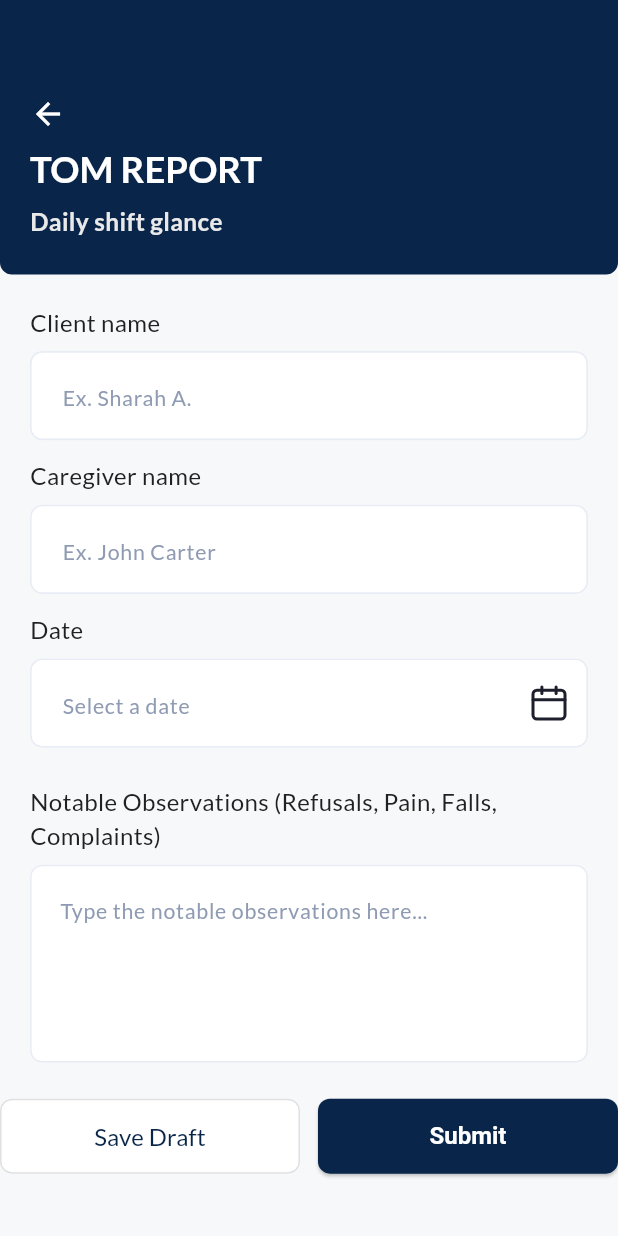
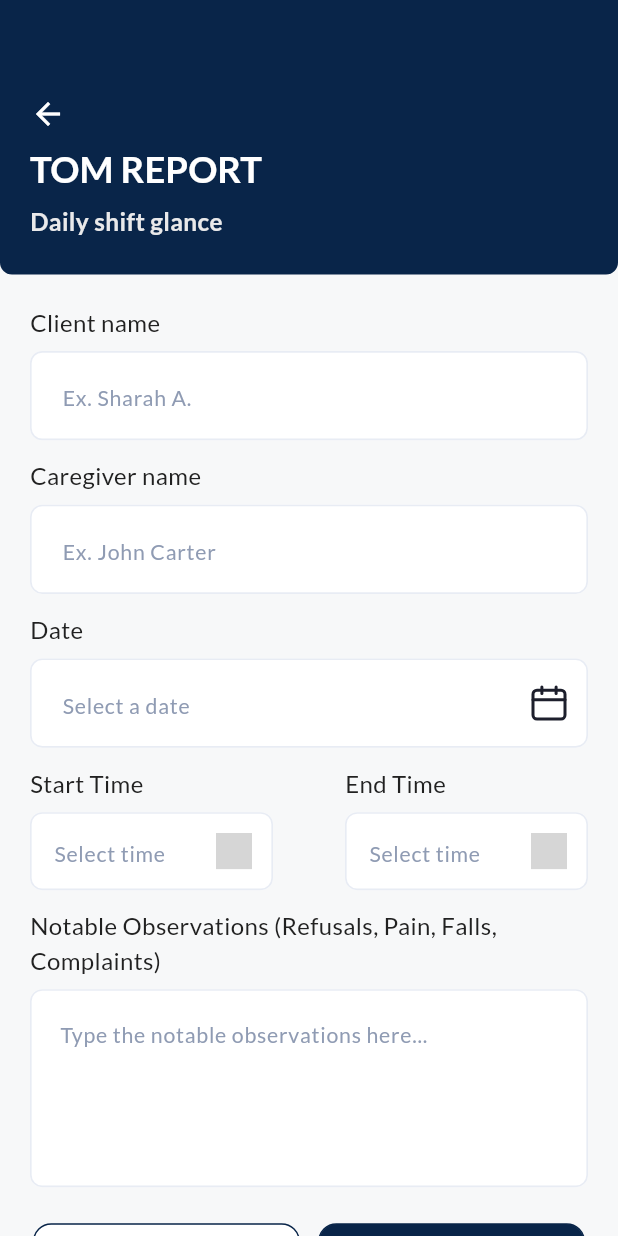
Before and after one commit to backbencherstudio/keshaboyce_FO521934C6805_app, a Flutter app: the Attendance screen opened by its route, on a phone screen of 412 x 824 dp. Run offline on Flutter 3.47's test engine with Material 3 defaults, Android fonts, the phone set to English and light mode, and no system bars; our stand-ins replace flutter_screenutil, flutter_svg, go_router, google_fonts; grey boxes are pictures that could not be loaded.

Commit message:
feat: 3 screens

```diff
--- a/lib/core/constant/icons.dart
+++ b/lib/core/constant/icons.dart
@@ -5,6 +5,7 @@ class AppIcons{
   static const String logoPng = '$iconPath/logo.png';
   static const String calender = '$iconPath/calender.svg';
   static const String dropDownSvg = '$iconPath/drop_down.svg';
+  static const String clockSvg = '$iconPath/clock.svg';
 
 
 }
--- a/lib/feature/screen/attendance_screen/presentation/attendance.dart
+++ b/lib/feature/screen/attendance_screen/presentation/attendance.dart
@@ -2,9 +2,13 @@ import 'package:flutter/material.dart';
 import 'package:flutter_newprojct/core/constant/icons.dart';
 import 'package:flutter_newprojct/core/theme/theme_extension/app_colors.dart';
 import 'package:flutter_newprojct/feature/screen/attendance_screen/presentation/widget/submit_alert_dialog.dart';
+import 'package:flutter_screenutil/flutter_screenutil.dart';
+import 'package:flutter_screenutil/flutter_screenutil.dart';
 import 'package:flutter_svg/flutter_svg.dart';
 import '../../../common_widgets/custom_calender.dart';
 import 'package:flutter_newprojct/feature/common_widgets/custom_button.dart';
+
+import '../../Attendance_log_screen/presentation/widget/custom_button_3.dart';
 
 class Attendance extends StatefulWidget {
   const Attendance({super.key});
@@ -81,39 +85,43 @@ class _AttendanceState extends State<Attendance> {
                   _buildDateField(),
                   const SizedBox(height: 12),
 
-                  // Row(
-                  //   children: [
-                  //     Expanded(child: _buildTimeField('Start Time', _startTimeController)),
-                  //     const SizedBox(width: 8),
-                  //     Expanded(child: _buildTimeField('End Time', _endTimeController)),
-                  //   ],
-                  // ),
+                  Row(
+                    children: [
+                      Expanded(child: _buildTimeField('Start Time', _startTimeController)),
+                      const SizedBox(width: 8),
+                      Expanded(child: _buildTimeField('End Time', _endTimeController)),
+                    ],
+                  ),
                   const SizedBox(height: 12),
 
                   _buildObservationsField(),
                   const SizedBox(height: 24),
 
                   Row(
+                    mainAxisAlignment: MainAxisAlignment.center,
                     children: [
-                      Expanded(
-                        child: CustomButtonSecondary.build(
-                          text: "Save Draft",
-                          onPressed: () {
-                            // Save draft logic
-                          },
+                      CustomButton(
+                        title: 'Save Draft',
+                        textStyle: style.bodyMedium?.copyWith(
+                          fontWeight: FontWeight.w600,
+                          color: AppColors.textColor3,
                         ),
+                        width: 162.w,
+                        containerColor: AppColors.whiteBackgroundColor,
+                        border:
+                        Border.all(color: AppColors.textContainerColor),
+                        style: style,
                       ),
-                      const SizedBox(width: 12),
-                      Expanded(
-                        child: CustomButtonPrimary.build(
-                          text: "Submit",
-                          onPressed: () {
-                            onStartJobTap(context);
-                          },
-                        ),
+                      SizedBox(width: 11.w),
+                      CustomButton(
+                        onPress: () => onStartJobTap(context),
+                        title: 'Submit',
+                        width: 162.w,
+                        style: style,
                       ),
                     ],
                   ),
+                  SizedBox(height: 24.h),
                 ],
               ),
             ),
--- a/lib/feature/screen/attendance_screen/presentation/widget/submit_alert_dialog.dart
+++ b/lib/feature/screen/attendance_screen/presentation/widget/submit_alert_dialog.dart
@@ -3,7 +3,6 @@ import 'package:flutter_newprojct/core/constant/icons.dart';
 import 'package:flutter_newprojct/core/routes/route_name.dart';
 import 'package:flutter_newprojct/core/theme/theme_extension/app_colors.dart';
 import 'package:flutter_screenutil/flutter_screenutil.dart';
-import 'package:flutter_svg/flutter_svg.dart';
 import 'package:go_router/go_router.dart';
 
 import 'custom_button.dart';
--- /dev/null
+++ b/lib/feature/utils/custom_calender.dart
@@ -0,0 +1 @@
+// TODO Implement this library.
```
Also changed, not shown: lib/core/routes/route_config.dart (+7 -7 lines), lib/feature/common_widgets/custom_calender.dart (+36 -16 lines), lib/feature/screen/Attendance_log_screen/presentation/attendance_log.dart (+127 -17 lines), lib/feature/screen/Time_off_screen/presentation/time_off_screen.dart (+56 -49 lines), asset/icon/clock.svg (added).
